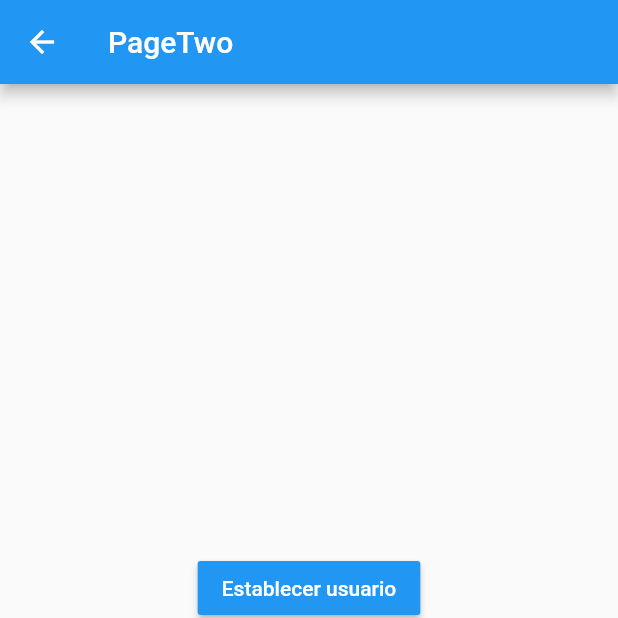
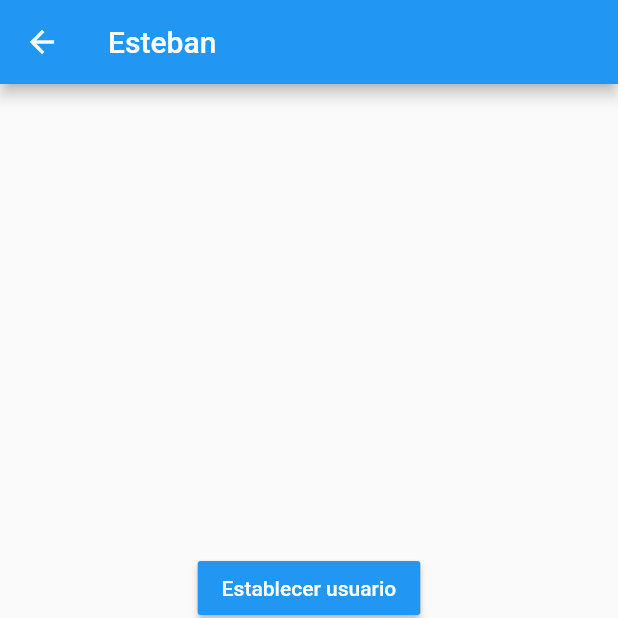
Before and after one commit to s15-coder/Flutter-State-Managament, a Flutter app: the PageTwo screen opened by its route, after a tap on "Establecer usuario", on a phone screen of 412 x 824 dp, the top half of it. Run offline on Flutter 3.47's test engine with Material 2 defaults, Android fonts, the light colour scheme and no system bars; accounts and stored records are empty.

Commit message:
Singleton example finished!

```diff
--- a/lib/models/user.dart
+++ b/lib/models/user.dart
@@ -1,10 +1,10 @@
 class User {
   String name;
   int age;
-  List<String> profesions;
+  List<String>? profesions;
   User({
     required this.name,
     required this.age,
-    required this.profesions,
+    this.profesions,
   });
 }
--- a/lib/pages/page_one.dart
+++ b/lib/pages/page_one.dart
@@ -1,5 +1,7 @@
 import 'package:flutter/material.dart';
+import 'package:singleton_state_management/models/user.dart';
 import 'package:singleton_state_management/pages/page_two.dart';
+import 'package:singleton_state_management/services/user_service.dart';
 
 class PageOne extends StatelessWidget {
   const PageOne({Key? key}) : super(key: key);
@@ -8,9 +10,18 @@ class PageOne extends StatelessWidget {
   Widget build(BuildContext context) {
     return Scaffold(
       appBar: AppBar(
-        title: Text('PageOne'),
+        title: const Text('PageOne'),
       ),
-      body: UserInfo(),
+      body: StreamBuilder(
+          stream: userService.userStream,
+          builder: (_, AsyncSnapshot<User?> snap) {
+            if (snap.hasData && snap.data != null) {
+              return UserInfo(
+                user: snap.data!,
+              );
+            }
+            return const Center(child: Text('There is not available user'));
+          }),
       floatingActionButton: FloatingActionButton(
         onPressed: () => Navigator.pushNamed(context, PageTwo.routeName),
       ),
@@ -19,8 +30,8 @@ class PageOne extends StatelessWidget {
 }
 
 class UserInfo extends StatelessWidget {
-  const UserInfo({Key? key}) : super(key: key);
-
+  const UserInfo({Key? key, required this.user}) : super(key: key);
+  final User user;
   @override
   Widget build(BuildContext context) {
     return Container(
@@ -29,7 +40,7 @@ class UserInfo extends StatelessWidget {
       width: MediaQuery.of(context).size.width,
       child: Column(
         crossAxisAlignment: CrossAxisAlignment.start,
-        children: const [
+        children: [
           Text(
             'General',
             style: TextStyle(
@@ -38,8 +49,8 @@ class UserInfo extends StatelessWidget {
             ),
           ),
           Divider(),
-          ListTile(title: Text('Nombre')),
-          ListTile(title: Text('Edad')),
+          ListTile(title: Text('Nombre: ${user.name}')),
+          ListTile(title: Text('Edad: ${user.age}')),
           Text(
             'Profesiones',
             style: TextStyle(
--- a/lib/pages/page_two.dart
+++ b/lib/pages/page_two.dart
@@ -1,4 +1,6 @@
 import 'package:flutter/material.dart';
+import 'package:singleton_state_management/models/user.dart';
+import 'package:singleton_state_management/services/user_service.dart';
 
 class PageTwo extends StatelessWidget {
   const PageTwo({Key? key}) : super(key: key);
@@ -8,7 +10,15 @@ class PageTwo extends StatelessWidget {
   Widget build(BuildContext context) {
     return Scaffold(
         appBar: AppBar(
-          title: Text('PageTwo'),
+          title: StreamBuilder(
+              stream: userService.userStream,
+              initialData: userService.user,
+              builder: (_, AsyncSnapshot<User?> snapshot) {
+                if (snapshot.hasData && snapshot.data != null) {
+                  return Text(snapshot.data!.name);
+                }
+                return const Text('PageTwo');
+              }),
         ),
         body: Container(
           height: MediaQuery.of(context).size.height,
@@ -24,7 +34,10 @@ class PageTwo extends StatelessWidget {
                   ),
                 ),
                 color: Colors.blue,
-                onPressed: () {},
+                onPressed: () {
+                  final newUser = User(name: "Esteban", age: 25);
+                  userService.loadUser(newUser);
+                },
               ),
               MaterialButton(
                 child: const Text(
@@ -34,7 +47,9 @@ class PageTwo extends StatelessWidget {
                   ),
                 ),
                 color: Colors.blue,
-                onPressed: () {},
+                onPressed: () {
+                  userService.updateUserAge(19);
+                },
               ),
               MaterialButton(
                 child: const Text(
--- /dev/null
+++ b/lib/services/user_service.dart
@@ -0,0 +1,26 @@
+import 'dart:async';
+
+import 'package:singleton_state_management/models/user.dart';
+
+class _UserService {
+  User? _user;
+
+  User? get user => _user;
+  final _userStreamController = StreamController<User?>.broadcast();
+
+  Stream<User?> get userStream => _userStreamController.stream;
+
+  bool get isThereAnyUser => _user != null;
+
+  void loadUser(User user) {
+    _user = user;
+    _userStreamController.sink.add(_user);
+  }
+
+  void updateUserAge(int age) {
+    _user!.age = age;
+    _userStreamController.sink.add(_user);
+  }
+}
+
+final userService = _UserService();
```
